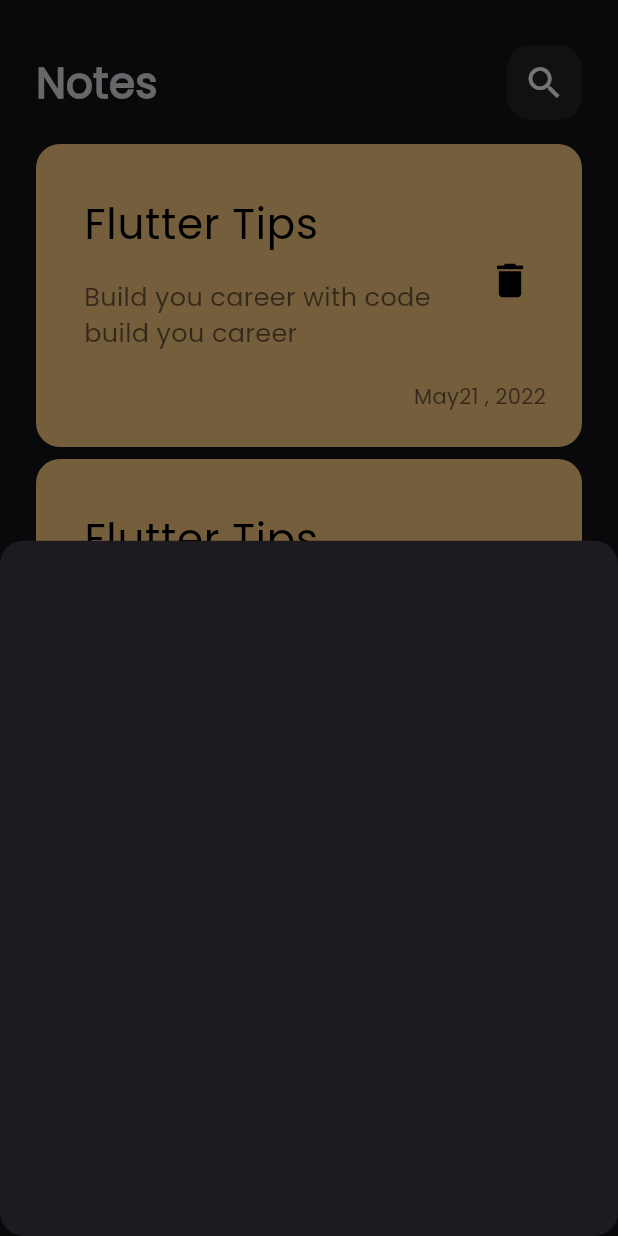
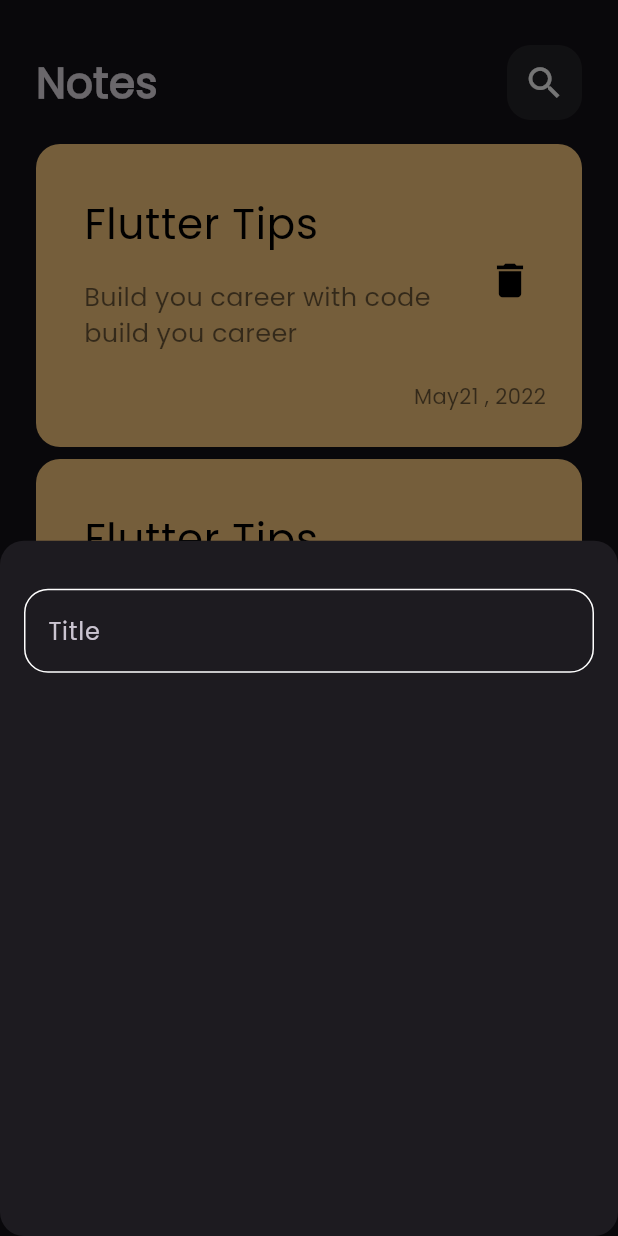
Before and after one commit to mahmoudabdelaziz00/Flutter_Notes_App, a Flutter app: the screen it shows after launch, after a tap on the "add" icon, on a phone screen of 412 x 824 dp. Run offline on Flutter 3.47's test engine with Material 3 defaults, Android fonts, the phone set to English and light mode, and no system bars.

Commit message:
create custom text field

```diff
--- /dev/null
+++ b/lib/constant.dart
@@ -0,0 +1,3 @@
+import 'package:flutter/animation.dart';
+
+const kPrimaryColor = Color(0xff62fcd7);
--- a/lib/views/widgets/add_note_bottom_sheet.dart
+++ b/lib/views/widgets/add_note_bottom_sheet.dart
@@ -1,10 +1,19 @@
 import 'package:flutter/material.dart';
+import 'package:notes_app/views/widgets/custom_text_field.dart';
 
 class AddNoteBottomSheet extends StatelessWidget {
   const AddNoteBottomSheet({super.key});
 
   @override
   Widget build(BuildContext context) {
-    return Container();
+    return Padding(
+      padding: const EdgeInsets.symmetric(horizontal: 16),
+      child: Column(
+        children: [
+          SizedBox(height: 32,),
+          CustomTextField(),
+        ],
+      ),
+    );
   }
 }
--- /dev/null
+++ b/lib/views/widgets/custom_text_field.dart
@@ -0,0 +1,30 @@
+import 'package:flutter/material.dart';
+import 'package:notes_app/constant.dart';
+
+class CustomTextField extends StatelessWidget {
+  const CustomTextField({super.key});
+
+  @override
+  Widget build(BuildContext context) {
+    return TextField(
+      cursorColor: kPrimaryColor,
+      decoration: InputDecoration(
+        hintText: 'Title',
+        border: buildOutlineInputBorder(),
+        enabledBorder: buildOutlineInputBorder(),
+        focusedBorder: buildOutlineInputBorder(
+          kPrimaryColor,
+        ),
+      ),
+    );
+  }
+
+  OutlineInputBorder buildOutlineInputBorder([color]) {
+    return OutlineInputBorder(
+        borderRadius: BorderRadius.circular(16),
+        borderSide: BorderSide(
+            color: color ?? Colors.white
+        ),
+      );
+  }
+}
```
